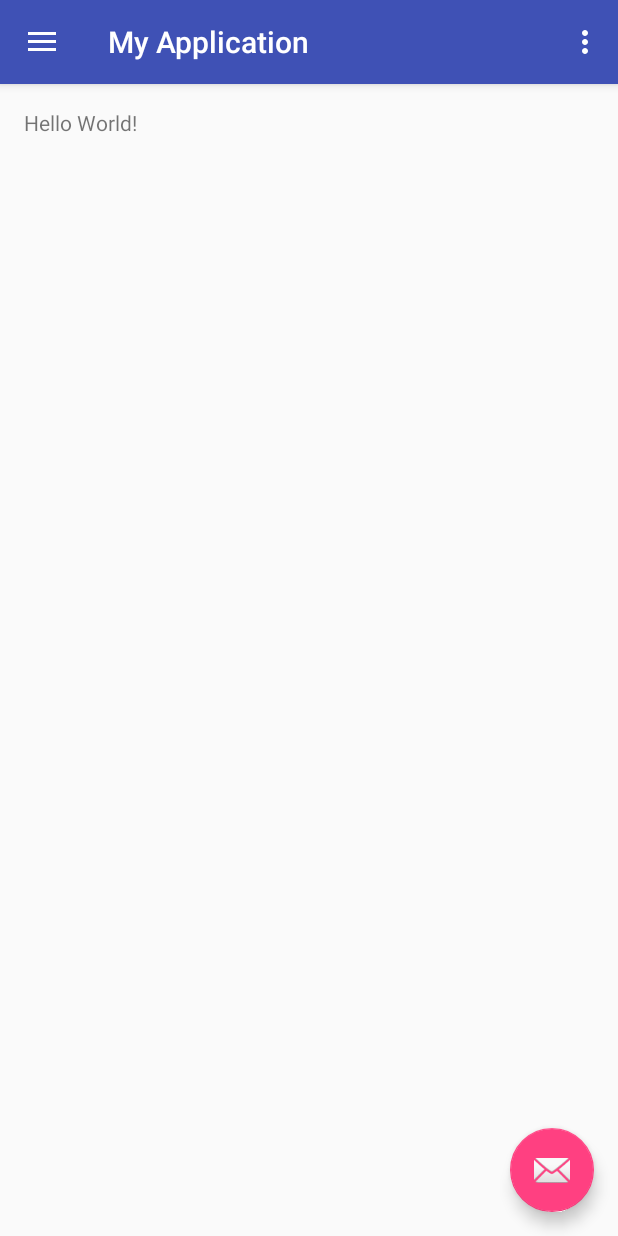
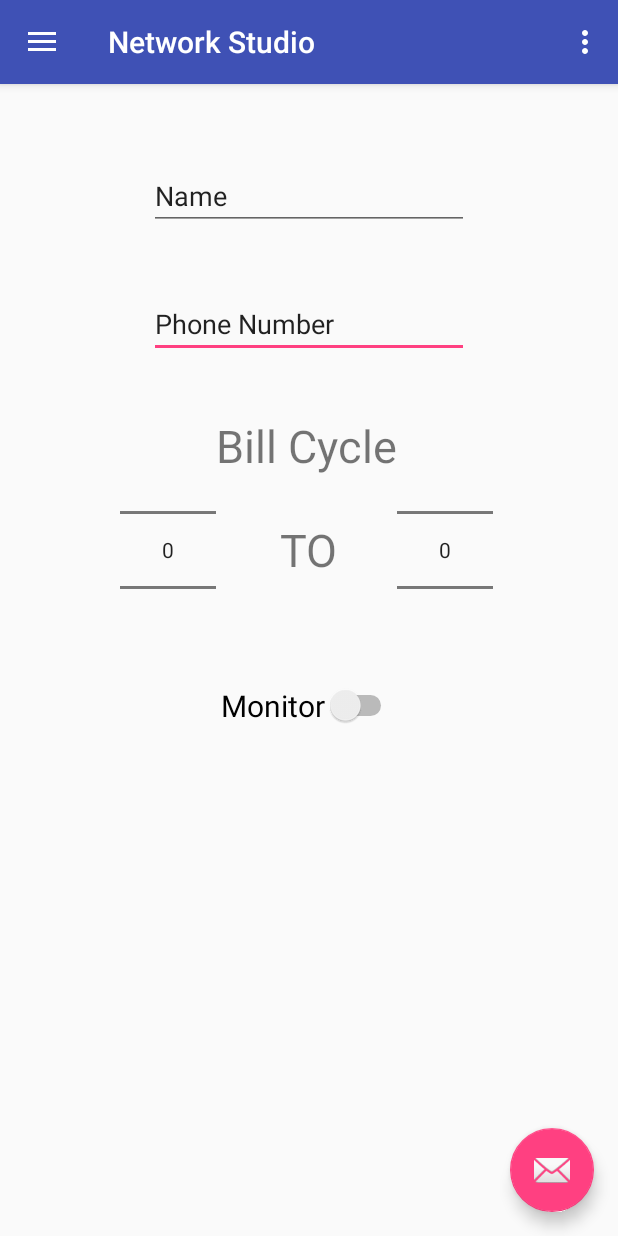
Before and after one commit to viash1234/NetworkStudio, an Android app: the screen it shows after launch (MainActivity), in the options menu, after a tap on "Settings", on a phone screen of 412 x 824 dp. Run offline under Robolectric (Android 15) with nearby library versions, the phone set to English and light mode, and no system bars.

Commit message:
Screens have been linked to Java Files

```diff
--- a/app/src/main/java/com/example/vivek/myapplication/Account.java
+++ b/app/src/main/java/com/example/vivek/myapplication/Account.java
@@ -6,6 +6,10 @@ import android.support.annotation.Nullable;
 import android.view.LayoutInflater;
 import android.view.View;
 import android.view.ViewGroup;
+import android.widget.CompoundButton;
+import android.widget.Switch;
+import android.widget.TextView;
+
 
 /**
  * Created by vivek on 13/1/16.
@@ -13,9 +17,31 @@ import android.view.ViewGroup;
 public class Account extends Fragment {
 
     View viewRoot;
+    TextView mTextView;
     @Nullable
     @Override
     public View onCreateView(LayoutInflater inflater, ViewGroup container, Bundle savedInstanceState) {
-        return inflater.inflate(R.layout.account,container,false);
+       viewRoot = inflater.inflate(R.layout.account,container,false);
+        Switch s = (Switch) viewRoot.findViewById(R.id.switch1
+        );
+        if (s != null) {
+            s.setOnCheckedChangeListener(new CompoundButton.OnCheckedChangeListener() {
+                @Override
+                public void onCheckedChanged(CompoundButton buttonView, boolean isChecked) {
+                    if (isChecked) {
+                        //Do all the save and start Monitoring Activity here
+                        System.out.println("Vivek");
+                    }
+                }
+            });
+        }
+        return viewRoot;
+    }
+
+    @Override
+    public void onStart() {
+
+
+        super.onStart();
     }
 }
--- a/app/src/main/java/com/example/vivek/myapplication/MainActivity.java
+++ b/app/src/main/java/com/example/vivek/myapplication/MainActivity.java
@@ -61,21 +61,6 @@ public class MainActivity extends AppCompatActivity
         return true;
     }
 
-    @Override
-    public boolean onOptionsItemSelected(MenuItem item) {
-        // Handle action bar item clicks here. The action bar will
-        // automatically handle clicks on the Home/Up button, so long
-        // as you specify a parent activity in AndroidManifest.xml.
-        int id = item.getItemId();
-
-        //noinspection SimplifiableIfStatement
-        if (id == R.id.action_settings) {
-            return true;
-        }
-
-        return super.onOptionsItemSelected(item);
-    }
-
     @SuppressWarnings("StatementWithEmptyBody")
     @Override
     public boolean onNavigationItemSelected(MenuItem item) {
@@ -102,8 +87,23 @@ public class MainActivity extends AppCompatActivity
         drawer.closeDrawer(GravityCompat.START);
 
         FragmentManager fragmentManager = getFragmentManager();
-        fragmentManager.beginTransaction().replace(R.id.drawer_layout,objFrag).commit();
+        fragmentManager.beginTransaction().replace(R.id.main,objFrag).commit();
         return true;
     }
 
+    @Override
+    public boolean onOptionsItemSelected(MenuItem item) {
+        // Handle action bar item clicks here. The action bar will
+        // automatically handle clicks on the Home/Up button, so long
+        // as you specify a parent activity in AndroidManifest.xml.
+        int id = item.getItemId();
+
+        //noinspection SimplifiableIfStatement
+        if (id == R.id.action_settings) {
+            return true;
+        }
+
+        return super.onOptionsItemSelected(item);
+    }
+
 }
--- a/app/src/main/res/layout/account.xml
+++ b/app/src/main/res/layout/account.xml
@@ -2,4 +2,81 @@
 <RelativeLayout xmlns:android="http://schemas.android.com/apk/res/android"
     android:layout_width="match_parent" android:layout_height="match_parent">
 
+    <EditText
+        android:layout_width="wrap_content"
+        android:layout_height="wrap_content"
+        android:inputType="phone"
+        android:ems="10"
+        android:id="@+id/editText"
+        android:text="Phone Number"
+        android:layout_below="@+id/editText2"
+        android:layout_alignStart="@+id/editText2"
+        android:layout_marginTop="40dp" />
+
+    <EditText
+        android:layout_width="wrap_content"
+        android:layout_height="wrap_content"
+        android:inputType="textPersonName"
+        android:text="Name"
+        android:ems="10"
+        android:id="@+id/editText2"
+        android:layout_marginTop="36dp"
+        android:layout_alignParentTop="true"
+        android:layout_centerInParent="true"
+        android:layout_alignWithParentIfMissing="false"
+        android:layout_alignParentBottom="false"
+        android:layout_alignParentLeft="false" />
+
+    <TextView
+        android:id="@+id/textView1"
+        android:textSize="30dp"
+        android:layout_width="wrap_content"
+        android:layout_height="wrap_content"
+        android:text="Bill Cycle"
+        android:layout_below="@+id/editText"
+        android:layout_alignEnd="@+id/switch1"
+        android:layout_marginTop="38dp" />
+
+    <TextView
+        android:id="@+id/textView2"
+        android:textSize="30dp"
+        android:layout_width="wrap_content"
+        android:layout_height="wrap_content"
+        android:text="TO"
+        android:layout_alignBottom="@+id/numberPicker2"
+        android:layout_centerHorizontal="true"
+        android:layout_marginBottom="70dp" />
+
+    <NumberPicker
+        android:id="@+id/numberPicker1"
+        android:layout_width="wrap_content"
+        android:layout_height="wrap_content"
+        android:orientation="horizontal"
+        android:layout_alignTop="@+id/textView1"
+        android:layout_toEndOf="@+id/textView1" />
+
+    <NumberPicker
+        android:id="@+id/numberPicker2"
+        android:layout_width="wrap_content"
+        android:layout_height="wrap_content"
+        android:orientation="horizontal"
+        android:fadingEdge="none"
+        android:layout_alignTop="@+id/textView1"
+        android:layout_toStartOf="@+id/textView1" />
+
+    <Switch
+        android:layout_width="wrap_content"
+        android:layout_height="wrap_content"
+        android:text="Monitor"
+        android:textSize="20dp"
+        android:id="@+id/switch1"
+        android:fadingEdge="none"
+        android:fadeScrollbars="false"
+        android:fadingEdgeLength="0dp"
+        android:drawingCacheQuality="high"
+        android:autoText="false"
+        android:layout_below="@+id/numberPicker1"
+        android:layout_centerHorizontal="true"
+        android:checked="false" />
+
 </RelativeLayout>
--- a/app/src/main/res/layout/activity_main.xml
+++ b/app/src/main/res/layout/activity_main.xml
@@ -8,8 +8,21 @@
     android:layout_height="match_parent"
     android:fitsSystemWindows="true"
     tools:openDrawer="start">
+   <!-- <LinearLayout
+        android:layout_height="match_parent"
+        android:layout_width="match_parent"
+        android:orientation="vertical"
+        >
 
-    <include
+        <FrameLayout
+            android:id="@+id/frame"
+            android:layout_width="match_parent"
+            android:layout_height="match_parent">
+
+        </FrameLayout>
+
+    </LinearLayout>-->
+  <include
         layout="@layout/app_bar_main"
         android:layout_width="match_parent"
         android:layout_height="match_parent" />
--- a/app/src/main/res/layout/content_main.xml
+++ b/app/src/main/res/layout/content_main.xml
@@ -9,12 +9,9 @@
     android:paddingRight="@dimen/activity_horizontal_margin"
     android:paddingTop="@dimen/activity_vertical_margin"
     android:paddingBottom="@dimen/activity_vertical_margin"
+    android:id="@+id/main"
     app:layout_behavior="@string/appbar_scrolling_view_behavior"
     tools:showIn="@layout/app_bar_main"
     tools:context="com.example.vivek.myapplication.MainActivity">
 
-    <TextView
-        android:text="Hello World!"
-        android:layout_width="wrap_content"
-        android:layout_height="wrap_content" />
 </RelativeLayout>
--- a/app/src/main/res/layout/savings.xml
+++ b/app/src/main/res/layout/savings.xml
@@ -1,5 +1,13 @@
 <?xml version="1.0" encoding="utf-8"?>
 <RelativeLayout xmlns:android="http://schemas.android.com/apk/res/android"
-    android:layout_width="match_parent" android:layout_height="match_parent">
+    android:layout_width="match_parent" android:layout_height="match_parent"
+    android:gravity="center_horizontal">
 
+    <TextView
+        android:layout_width="wrap_content"
+        android:layout_height="wrap_content"
+        android:text="You Have Saved"
+        android:id="@+id/textView2"
+        android:layout_alignParentTop="true"
+        android:layout_alignParentStart="true" />
 </RelativeLayout>
--- a/app/src/main/res/values/strings.xml
+++ b/app/src/main/res/values/strings.xml
@@ -1,8 +1,9 @@
 <resources>
-    <string name="app_name">My Application</string>
+    <string name="app_name">Network Studio</string>
 
     <string name="navigation_drawer_open">Open navigation drawer</string>
     <string name="navigation_drawer_close">Close navigation drawer</string>
 
     <string name="action_settings">Settings</string>
+    <string name="title_activity_main2">Main2Activity</string>
 </resources>
```
